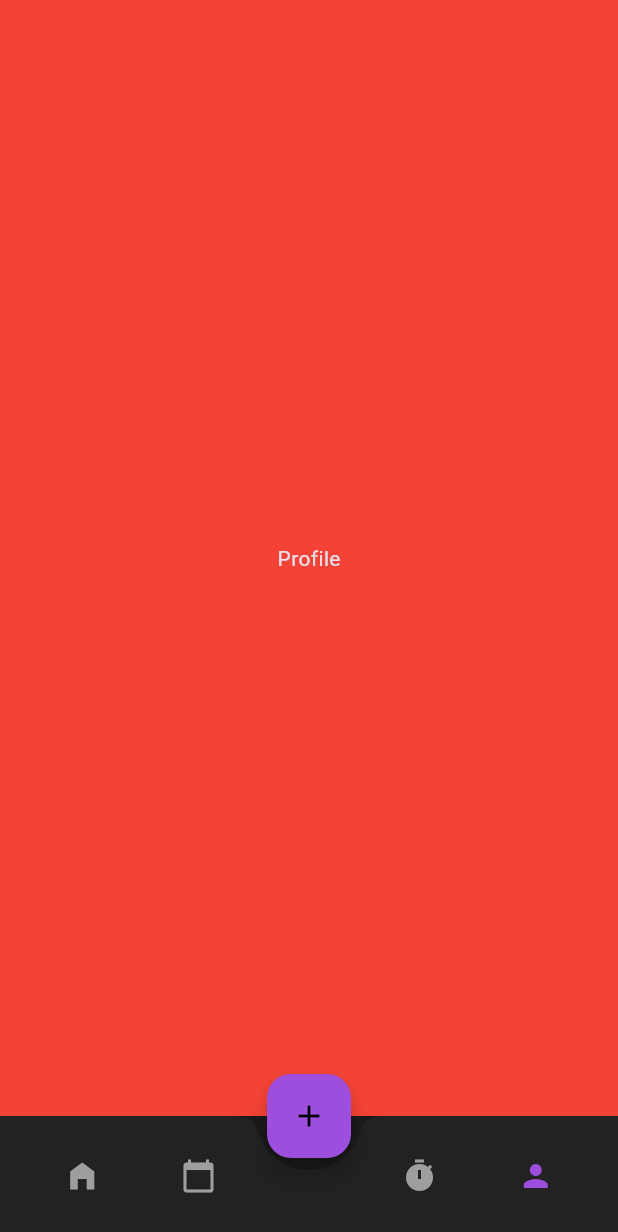
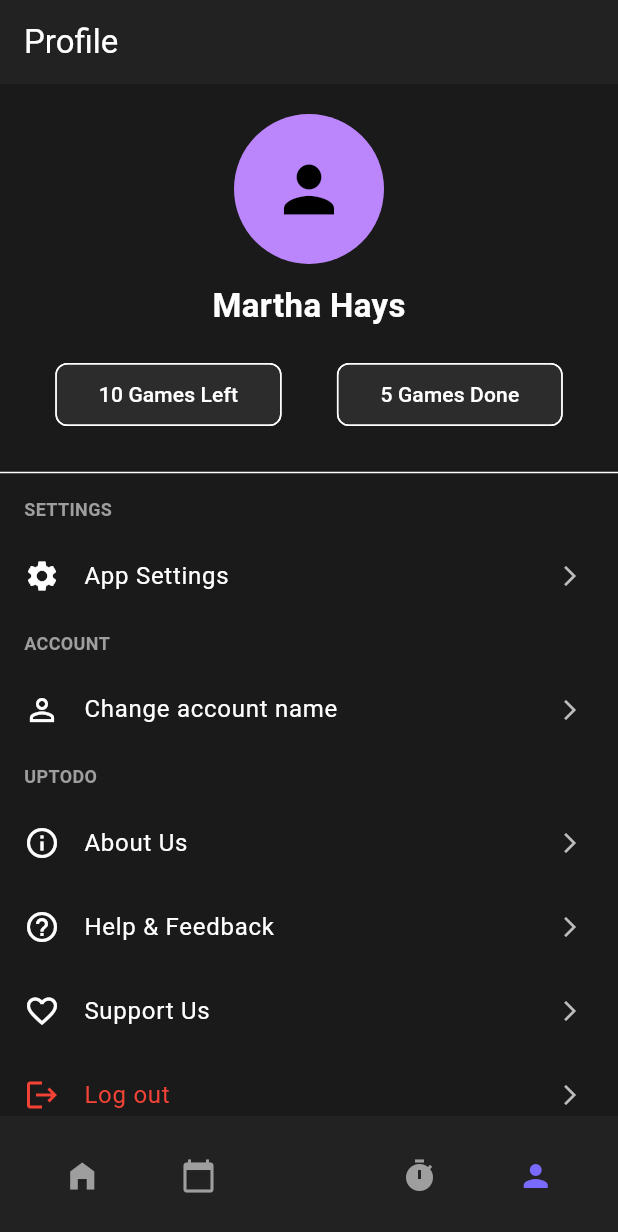
Before and after one commit to Morningknight/gamelog, a Flutter app: the screen it shows after launch, item 4 of the bottom bar chosen, on a phone screen of 412 x 824 dp. Shown: the top 1232 px of the screen. Run offline on Flutter 3.47's test engine with Material 3 defaults, Android fonts, the phone set to English and light mode, and no system bars; our stand-ins replace flutter_riverpod, hive, hive_flutter; accounts and stored records are empty.

Commit message:
Feat: Build initial Profile screen UI

```diff
--- a/lib/main.dart
+++ b/lib/main.dart
@@ -1,7 +1,9 @@
 import 'package:flutter/material.dart';
 import 'package:flutter_riverpod/flutter_riverpod.dart';
 import 'package:gamelog/models/game.dart';
+import 'package:gamelog/providers/theme_provider.dart'; // Import theme provider
 import 'package:gamelog/screens/main_screen.dart';
+import 'package:gamelog/themes/app_themes.dart'; // Import themes
 import 'package:hive_flutter/hive_flutter.dart';
 
 void main() async {
@@ -12,36 +14,25 @@ void main() async {
   runApp(const ProviderScope(child: GameLogApp()));
 }
 
-class GameLogApp extends StatelessWidget {
+// Make the app a ConsumerWidget to listen to the theme provider.
+class GameLogApp extends ConsumerWidget {
   const GameLogApp({super.key});
 
   @override
-  Widget build(BuildContext context) {
+  Widget build(BuildContext context, WidgetRef ref) {
+    // Watch the theme provider. When its state changes, this widget will rebuild.
+    final themeMode = ref.watch(themeProvider);
+
     return MaterialApp(
       title: 'GameLog',
-      theme: ThemeData.dark().copyWith(
-        primaryColor: const Color(0xFF8A2BE2),
-        scaffoldBackgroundColor: const Color(0xFF1A1A1A),
-        appBarTheme: const AppBarTheme(
-          backgroundColor: Color(0xFF222222),
-          elevation: 0,
-        ),
-        floatingActionButtonTheme: FloatingActionButtonThemeData(
-          backgroundColor: const Color(0xFF9D4EDD),
-        ),
-        colorScheme: const ColorScheme.dark().copyWith(
-          primary: const Color(0xFF9D4EDD),
-          secondary: const Color(0xFFC77DFF),
-          onPrimary: Colors.white,
-          surface: const Color(0xFF2C2C2C),
-        ),
-        // --- THIS IS THE CORRECTED LINE ---
-        bottomAppBarTheme: const BottomAppBarThemeData(
-          color: Color(0xFF222222),
-          elevation: 0,
-        ),
-        // --- END OF CORRECTION ---
-      ),
+
+      // Assign our custom themes
+      theme: lightTheme,
+      darkTheme: darkTheme,
+
+      // Tell MaterialApp which theme to use based on the provider's state
+      themeMode: themeMode,
+
       debugShowCheckedModeBanner: false,
       home: const MainScreen(),
     );
--- /dev/null
+++ b/lib/providers/theme_provider.dart
@@ -0,0 +1,17 @@
+import 'package:flutter/material.dart';
+import 'package:flutter_riverpod/flutter_riverpod.dart';
+
+// This provider will hold the current theme mode (light, dark, or system default)
+final themeProvider = StateNotifierProvider<ThemeNotifier, ThemeMode>((ref) {
+  return ThemeNotifier();
+});
+
+class ThemeNotifier extends StateNotifier<ThemeMode> {
+  // We initialize the theme to be dark mode by default.
+  ThemeNotifier() : super(ThemeMode.dark);
+
+  // A method to toggle between light and dark mode.
+  void toggleTheme() {
+    state = state == ThemeMode.dark ? ThemeMode.light : ThemeMode.dark;
+  }
+}
--- a/lib/screens/main_screen.dart
+++ b/lib/screens/main_screen.dart
@@ -1,6 +1,8 @@
 import 'package:flutter/material.dart';
 import 'package:flutter_riverpod/flutter_riverpod.dart';
-import 'package:gamelog/screens/home_screen.dart'; // We will create this file next
+import 'package:gamelog/screens/add_edit_game_screen.dart';
+import 'package:gamelog/screens/home_screen.dart';
+import 'package:gamelog/screens/profile_screen.dart'; // <-- ADD THIS IMPORT
 
 // A simple provider to hold the state of the selected tab index.
 final mainScreenIndexProvider = StateProvider<int>((ref) => 0);
@@ -10,43 +12,42 @@ class MainScreen extends ConsumerWidget {
 
   @override
   Widget build(BuildContext context, WidgetRef ref) {
-    // Watch the provider to get the current index.
     final selectedIndex = ref.watch(mainScreenIndexProvider);
 
     // List of the main screens in our app.
     final List<Widget> screens = [
       const HomeScreen(),
-      // TODO: Add other screens like Calendar, Focus, Profile here
       Container(color: Colors.blue, child: const Center(child: Text('Calendar'))), // Placeholder
       Container(color: Colors.green, child: const Center(child: Text('Focus'))), // Placeholder
-      Container(color: Colors.red, child: const Center(child: Text('Profile'))), // Placeholder
+      const ProfileScreen(), // <-- REPLACE THE RED CONTAINER
     ];
 
-    // The FloatingActionButton is now part of the main screen structure
     final fab = FloatingActionButton(
       onPressed: () {
-        // TODO: This should navigate to the AddEditGameScreen
-        print('FAB Pressed!');
+        Navigator.of(context).push(
+          MaterialPageRoute(
+            builder: (ctx) => const AddEditGameScreen(),
+          ),
+        );
       },
       child: const Icon(Icons.add),
     );
 
     return Scaffold(
-      // The body changes based on the selected index from the bottom bar.
       body: screens[selectedIndex],
 
-      floatingActionButton: fab,
+      floatingActionButton: selectedIndex == 0 ? fab : null,
       floatingActionButtonLocation: FloatingActionButtonLocation.centerDocked,
 
       bottomNavigationBar: BottomAppBar(
-        shape: const CircularNotchedRectangle(), // Creates the "dock" for the FAB
+        shape: const CircularNotchedRectangle(),
         notchMargin: 8.0,
         child: Row(
           mainAxisAlignment: MainAxisAlignment.spaceAround,
           children: <Widget>[
             _buildNavItem(context, ref, icon: Icons.home_filled, index: 0, label: 'Index'),
             _buildNavItem(context, ref, icon: Icons.calendar_today, index: 1, label: 'Calendar'),
-            const SizedBox(width: 40), // The space for the FAB
+            const SizedBox(width: 40),
             _buildNavItem(context, ref, icon: Icons.timer, index: 2, label: 'Focus'),
             _buildNavItem(context, ref, icon: Icons.person, index: 3, label: 'Profile'),
           ],
@@ -55,7 +56,6 @@ class MainScreen extends ConsumerWidget {
     );
   }
 
-  // Helper method to build each navigation item to avoid code repetition.
   Widget _buildNavItem(BuildContext context, WidgetRef ref, {required IconData icon, required int index, required String label}) {
     final isSelected = ref.watch(mainScreenIndexProvider) == index;
     final color = isSelected ? Theme.of(context).colorScheme.primary : Colors.grey;
@@ -63,7 +63,6 @@ class MainScreen extends ConsumerWidget {
     return IconButton(
       icon: Icon(icon, color: color),
       onPressed: () {
-        // When an item is tapped, update the state of the provider.
         ref.read(mainScreenIndexProvider.notifier).state = index;
       },
       tooltip: label,
--- /dev/null
+++ b/lib/screens/profile_screen.dart
@@ -0,0 +1,112 @@
+import 'package:flutter/material.dart';
+import 'package:flutter_riverpod/flutter_riverpod.dart';
+import 'package:gamelog/widgets/profile_menu_widgets.dart';
+
+class ProfileScreen extends ConsumerWidget {
+  const ProfileScreen({super.key});
+
+  @override
+  Widget build(BuildContext context, WidgetRef ref) {
+    return Scaffold(
+      appBar: AppBar(
+        title: const Text('Profile'),
+      ),
+      body: ListView(
+        children: [
+          const SizedBox(height: 20),
+          // --- User Avatar and Name ---
+          const CircleAvatar(
+            radius: 50,
+            // In a real app, this would be a user's image.
+            // For now, a placeholder icon is fine.
+            child: Icon(Icons.person, size: 50),
+          ),
+          const SizedBox(height: 12),
+          const Center(
+            child: Text(
+              'Martha Hays', // We will make this editable later
+              style: TextStyle(fontSize: 22, fontWeight: FontWeight.bold),
+            ),
+          ),
+          const SizedBox(height: 20),
+
+          // --- Game Stats ---
+          Row(
+            mainAxisAlignment: MainAxisAlignment.spaceEvenly,
+            children: [
+              _buildStatChip('10 Games Left', context),
+              _buildStatChip('5 Games Done', context),
+            ],
+          ),
+          const SizedBox(height: 20),
+          const Divider(),
+
+          // --- Menu List ---
+          const SectionTitle(title: 'Settings'),
+          ProfileMenuItem(
+            icon: Icons.settings,
+            title: 'App Settings',
+            onTap: () {
+              // TODO: Navigate to App Settings screen
+              print('App Settings Tapped');
+            },
+          ),
+          const SectionTitle(title: 'Account'),
+          ProfileMenuItem(
+            icon: Icons.person_outline,
+            title: 'Change account name',
+            onTap: () {
+              // TODO: Show dialog to change name
+              print('Change Name Tapped');
+            },
+          ),
+          // For now, we'll keep the password/image options simple
+          // as they require more complex logic.
+          const SectionTitle(title: 'Uptodo'), // Changed to GameLog
+          ProfileMenuItem(
+            icon: Icons.info_outline,
+            title: 'About Us',
+            onTap: () {
+              // TODO: Navigate to About screen
+              print('About Us Tapped');
+            },
+          ),
+          ProfileMenuItem(
+            icon: Icons.help_outline,
+            title: 'Help & Feedback',
+            onTap: () {
+              // TODO: Launch URL for feedback
+              print('Help & Feedback Tapped');
+            },
+          ),
+          ProfileMenuItem(
+            icon: Icons.favorite_border,
+            title: 'Support Us',
+            onTap: () {
+              // TODO: Launch Buy Me a Coffee URL
+              print('Support Us Tapped');
+            },
+          ),
+          ProfileMenuItem(
+            icon: Icons.logout,
+            title: 'Log out',
+            textColor: Colors.red, // Example of using the optional color
+            onTap: () {
+              // TODO: Implement logout logic
+              print('Log Out Tapped');
+            },
+          ),
+        ],
+      ),
+    );
+  }
+
+  // Helper widget for the "X Games Left/Done" chips
+  Widget _buildStatChip(String label, BuildContext context) {
+    return Chip(
+      label: Text(label),
+      backgroundColor: Theme.of(context).colorScheme.surface,
+      padding: const EdgeInsets.symmetric(horizontal: 20, vertical: 10),
+    );
+  }
+}
--- /dev/null
+++ b/lib/themes/app_themes.dart
@@ -0,0 +1,76 @@
+import 'package:flutter/material.dart';
+
+// Define a common color palette based on your inspiration
+class AppColors {
+  static const primaryPurple = Color(0xFF7A6BFE);
+  static const lightPurple = Color(0xFFE8E5FF);
+  static const darkBackground = Color(0xFF1A1A1A);
+  static const darkSurface = Color(0xFF2C2C2C);
+  static const darkAppBar = Color(0xFF222222);
+  static const lightBackground = Color(0xFFF7F7FA);
+  static const lightSurface = Colors.white;
+}
+
+// THEME DATA FOR THE LIGHT MODE
+final ThemeData lightTheme = ThemeData(
+  brightness: Brightness.light,
+  scaffoldBackgroundColor: AppColors.lightBackground,
+  primaryColor: AppColors.primaryPurple,
+  appBarTheme: const AppBarTheme(
+    backgroundColor: AppColors.lightSurface,
+    elevation: 1,
+    iconTheme: IconThemeData(color: Colors.black87),
+    titleTextStyle: TextStyle(color: Colors.black87, fontSize: 20, fontWeight: FontWeight.bold),
+  ),
+  bottomAppBarTheme: const BottomAppBarThemeData(
+    color: AppColors.lightSurface,
+    elevation: 1,
+  ),
+  floatingActionButtonTheme: const FloatingActionButtonThemeData(
+    backgroundColor: AppColors.primaryPurple,
+    foregroundColor: Colors.white,
+  ),
+  // --- THIS IS THE CORRECTED LINE ---
+  cardTheme: CardThemeData(
+    elevation: 0.5,
+    color: AppColors.lightSurface,
+    shape: RoundedRectangleBorder(borderRadius: BorderRadius.circular(12.0)),
+  ),
+  colorScheme: const ColorScheme.light().copyWith(
+    primary: AppColors.primaryPurple,
+    secondary: AppColors.lightPurple,
+    onPrimary: Colors.white,
+    surface: AppColors.lightSurface,
+  ),
+);
+
+
+// THEME DATA FOR THE DARK MODE (our existing theme, now formalized)
+final ThemeData darkTheme = ThemeData(
+  brightness: Brightness.dark,
+  scaffoldBackgroundColor: AppColors.darkBackground,
+  primaryColor: AppColors.primaryPurple,
+  appBarTheme: const AppBarTheme(
+    backgroundColor: AppColors.darkAppBar,
+    elevation: 0,
+  ),
+  bottomAppBarTheme: const BottomAppBarThemeData(
+    color: AppColors.darkAppBar,
+    elevation: 0,
+  ),
+  floatingActionButtonTheme: const FloatingActionButtonThemeData(
+    backgroundColor: AppColors.primaryPurple,
+    foregroundColor: Colors.white,
+  ),
+  // --- THIS IS THE SECOND CORRECTED LINE ---
+  cardTheme: CardThemeData(
+    color: AppColors.darkSurface,
+    shape: RoundedRectangleBorder(borderRadius: BorderRadius.circular(12.0)),
+  ),
+  colorScheme: const ColorScheme.dark().copyWith(
+    primary: AppColors.primaryPurple,
+    secondary: AppColors.lightPurple,
+    onPrimary: Colors.white,
+    surface: AppColors.darkSurface,
+  ),
+);
--- /dev/null
+++ b/lib/widgets/profile_menu_widgets.dart
@@ -0,0 +1,53 @@
+import 'package:flutter/material.dart';
+
+// A reusable widget for section titles (e.g., "Settings", "Account")
+class SectionTitle extends StatelessWidget {
+  final String title;
+  const SectionTitle({super.key, required this.title});
+
+  @override
+  Widget build(BuildContext context) {
+    return Padding(
+      padding: const EdgeInsets.symmetric(vertical: 8.0, horizontal: 16.0),
+      child: Text(
+        title.toUpperCase(),
+        style: TextStyle(
+          color: Colors.grey.shade500,
+          fontWeight: FontWeight.bold,
+          fontSize: 12,
+        ),
+      ),
+    );
+  }
+}
+
+// A reusable widget for each tappable menu item in the list
+class ProfileMenuItem extends StatelessWidget {
+  final IconData icon;
+  final String title;
+  final VoidCallback onTap;
+  // Make the text color optional for items like "Log out"
+  final Color? textColor;
+
+  const ProfileMenuItem({
+    super.key,
+    required this.icon,
+    required this.title,
+    required this.onTap,
+    this.textColor,
+  });
+
+  @override
+  Widget build(BuildContext context) {
+    return ListTile(
+      leading: Icon(icon, color: textColor ?? Theme.of(context).iconTheme.color),
+      title: Text(title, style: TextStyle(color: textColor)),
+      trailing: Icon(
+        Icons.arrow_forward_ios,
+        size: 16,
+        color: Colors.grey.shade400,
+      ),
+      onTap: onTap,
+    );
+  }
+}
```
